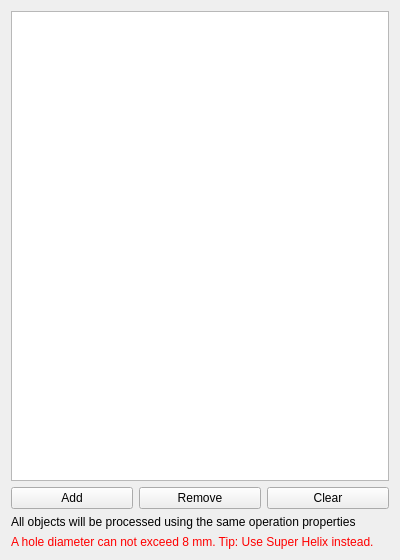
This is src/Mod/Path/Gui/Resources/panels/PageBaseGeometryEdit.ui in Vaerks/SimpleCAM as Qt 5 draws it before an edit. The edited form follows.
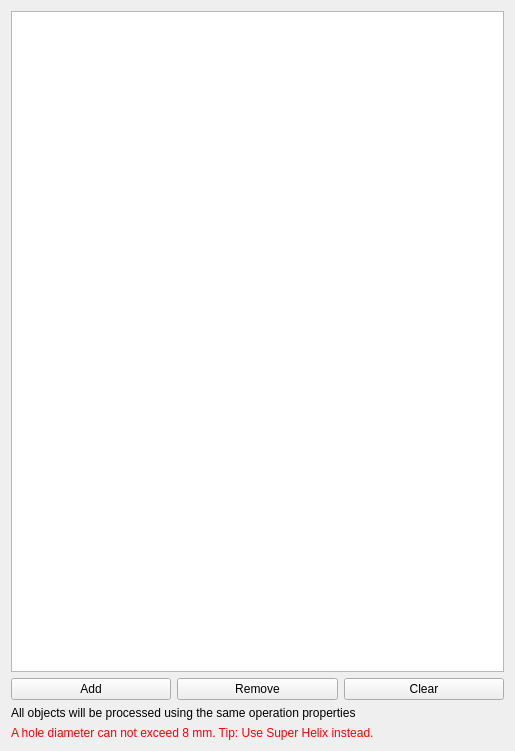
This is the edited form.

Commit message: New GUI implementation for SuperDrilling and Code Optimization

```diff
--- a/src/Mod/Path/Gui/Resources/panels/PageBaseGeometryEdit.ui
+++ b/src/Mod/Path/Gui/Resources/panels/PageBaseGeometryEdit.ui
@@ -6,8 +6,8 @@
    <rect>
     <x>0</x>
     <y>0</y>
-    <width>400</width>
-    <height>560</height>
+    <width>515</width>
+    <height>751</height>
    </rect>
   </property>
   <property name="windowTitle">
@@ -16,16 +16,6 @@
   <layout class="QVBoxLayout" name="verticalLayout">
    <item>
     <layout class="QGridLayout" name="gridLayout">
-     <item row="1" column="1">
-      <widget class="QPushButton" name="deleteBase">
-       <property name="toolTip">
-        <string>&lt;html&gt;&lt;head/&gt;&lt;body&gt;&lt;p&gt;Remove the selected list items from the list of base geometries. The operation will not be applied to them.&lt;/p&gt;&lt;/body&gt;&lt;/html&gt;</string>
-       </property>
-       <property name="text">
-        <string>Remove</string>
-       </property>
-      </widget>
-     </item>
      <item row="0" column="0" colspan="3">
       <widget class="QListWidget" name="baseList">
        <property name="toolTip">
@@ -33,7 +23,17 @@
        </property>
       </widget>
      </item>
-     <item row="1" column="2">
+     <item row="3" column="1">
+      <widget class="QPushButton" name="deleteBase">
+       <property name="toolTip">
+        <string>&lt;html&gt;&lt;head/&gt;&lt;body&gt;&lt;p&gt;Remove the selected list items from the list of base geometries. The operation will not be applied to them.&lt;/p&gt;&lt;/body&gt;&lt;/html&gt;</string>
+       </property>
+       <property name="text">
+        <string>Remove</string>
+       </property>
+      </widget>
+     </item>
+     <item row="3" column="2">
       <widget class="QPushButton" name="clearBase">
        <property name="toolTip">
         <string>&lt;html&gt;&lt;head/&gt;&lt;body&gt;&lt;p&gt;Clears list of base geometries.&lt;/p&gt;&lt;/body&gt;&lt;/html&gt;</string>
@@ -43,7 +43,7 @@
        </property>
       </widget>
      </item>
-     <item row="1" column="0">
+     <item row="3" column="0">
       <widget class="QPushButton" name="addBase">
        <property name="toolTip">
         <string>&lt;html&gt;&lt;head/&gt;&lt;body&gt;&lt;p&gt;Add selected features to the list of base geometries for this operation.&lt;/p&gt;&lt;/body&gt;&lt;/html&gt;</string>
@@ -53,7 +53,9 @@
        </property>
       </widget>
      </item>
-     <item row="4" column="0" colspan="3">
+    </layout>
+   </item>
+   <item>
       <widget class="QLabel" name="label">
        <property name="text">
         <string>All objects will be processed using the same operation properties</string>
@@ -63,8 +65,6 @@
        </property>
       </widget>
      </item>
-    </layout>
-   </item>
    <item>
     <widget class="QLabel" name="label_2">
      <property name="palette">
@@ -485,6 +485,9 @@
      <property name="text">
       <string>A hole diameter can not exceed 8 mm. Tip: Use Super Helix instead.</string>
      </property>
+     <property name="wordWrap">
+      <bool>true</bool>
+     </property>
     </widget>
    </item>
   </layout>
```
Lines whose indentation alone changed are shown as unchanged. The commit also changes 3 other files.
